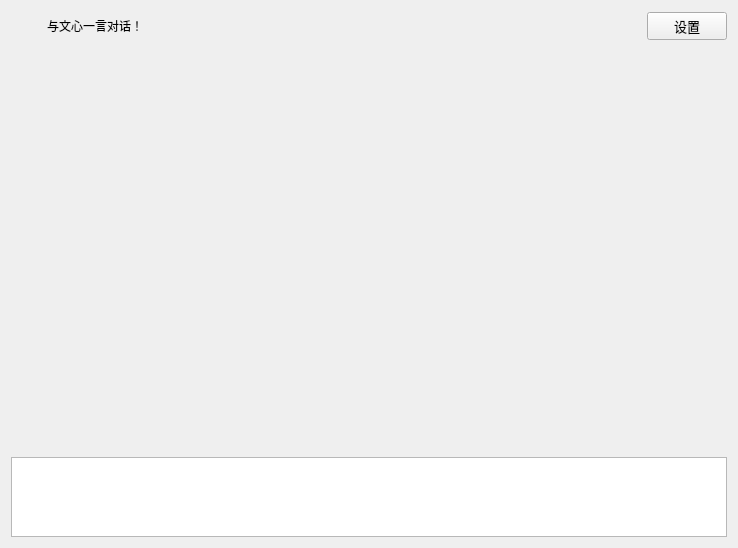
Above: chatwindow.ui from Positron114514/GunShipVPet before the change. Below: the same form after it.
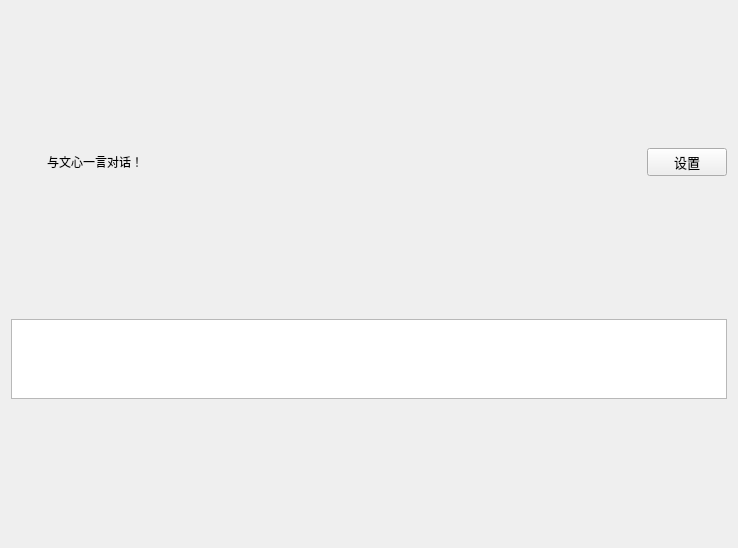
That is the form after the change. Icons and pictures are not drawn.

Commit message: Feature: start building chatwindow

Patch:
```diff
--- a/chatwindow.ui
+++ b/chatwindow.ui
@@ -14,10 +14,13 @@
    <string>Form</string>
   </property>
   <layout class="QVBoxLayout" name="verticalLayout_2">
+   <property name="sizeConstraint">
+    <enum>QLayout::SetDefaultConstraint</enum>
+   </property>
    <item>
     <layout class="QHBoxLayout" name="titleBarLayout">
      <property name="sizeConstraint">
-      <enum>QLayout::SetDefaultConstraint</enum>
+      <enum>QLayout::SetFixedSize</enum>
      </property>
      <item>
       <widget class="QLabel" name="logo">
@@ -106,14 +109,11 @@
     </layout>
    </item>
    <item>
-    <widget class="QWidget" name="demoArea" native="true">
-     <property name="sizePolicy">
-      <sizepolicy hsizetype="Preferred" vsizetype="Expanding">
-       <horstretch>0</horstretch>
-       <verstretch>0</verstretch>
-      </sizepolicy>
+    <layout class="QVBoxLayout" name="demoArea" stretch="">
+     <property name="sizeConstraint">
+      <enum>QLayout::SetDefaultConstraint</enum>
      </property>
-    </widget>
+    </layout>
    </item>
    <item>
     <widget class="QTextEdit" name="chat">
```
The commit also changes 5 other files.
